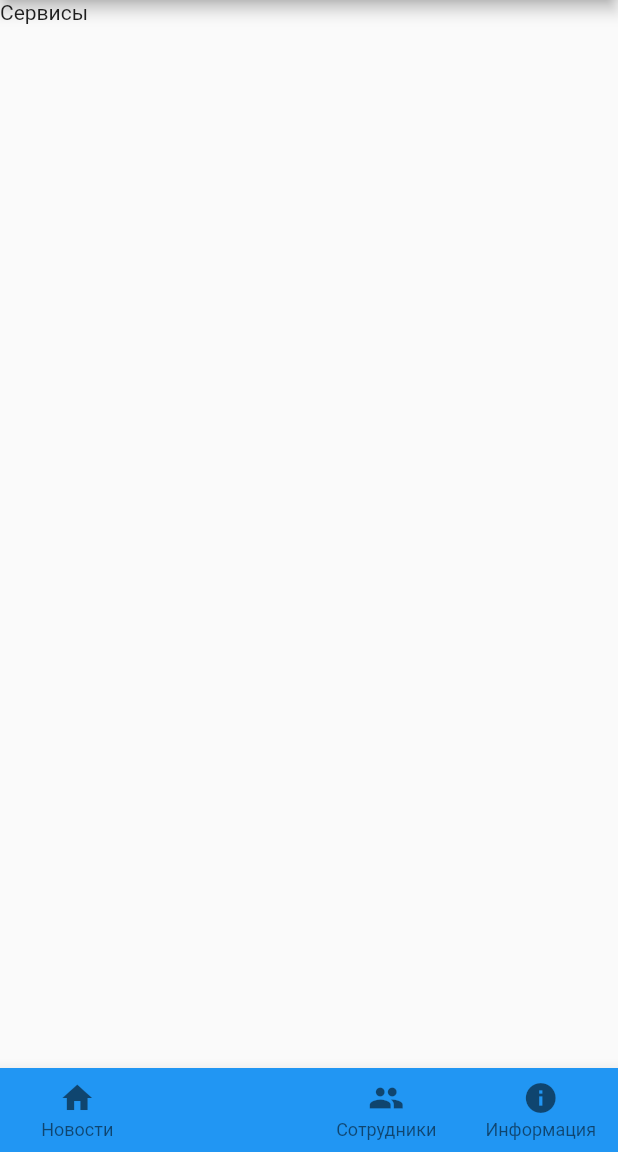
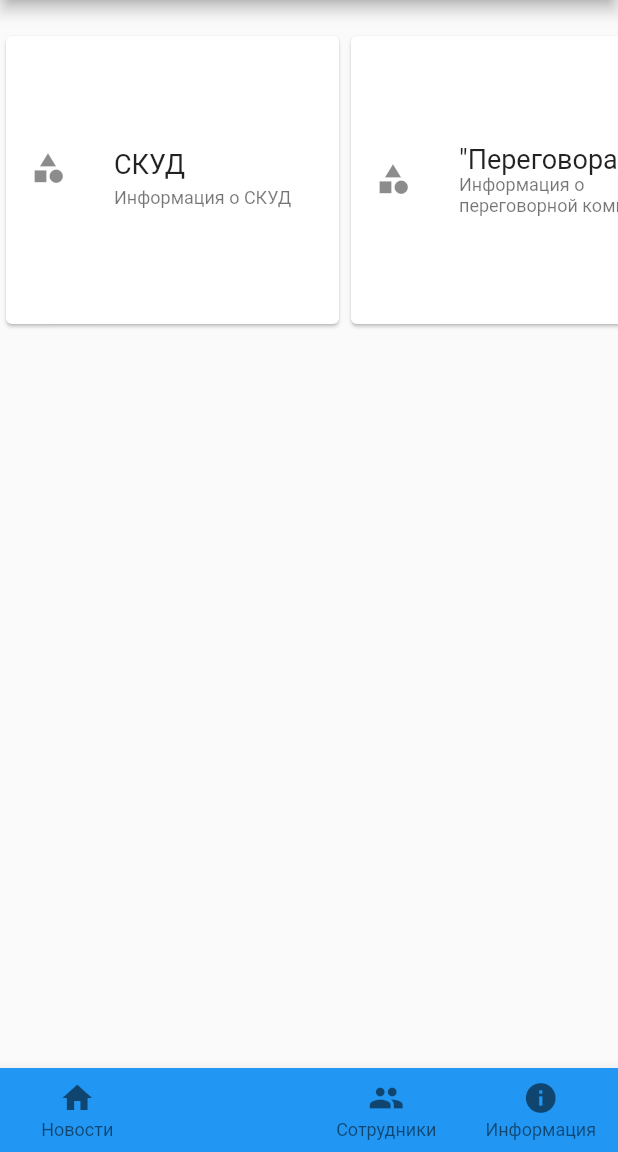
Before and after one commit to MVTalent/office_management, a Flutter app: the screen it shows after launch, swiped to page 2, on a phone screen of 412 x 824 dp, the part 84-1236 px from its top. Run offline on Flutter 3.47's test engine with Material 2 defaults, Android fonts, the phone set to English and light mode, and no system bars; our stand-ins replace firebase_auth, flutter_calendar_carousel; accounts and stored records are empty; network calls fail.

Commit message:
services & auth

```diff
--- /dev/null
+++ b/lib/common/constants.dart
@@ -0,0 +1,3 @@
+const String TOKEN = "TOKEN_POOO";
+const String KEY = "003e96ac-d4f7-46a2-b996-27432b66be64";
+const String BASE_URL = "googleapis.com";
--- a/lib/main.dart
+++ b/lib/main.dart
@@ -31,7 +31,6 @@ class MyHomePage extends StatefulWidget {
 class _MyHomePageState extends State<MyHomePage> {
   int _page = 0;
   PageController _pageController;
-  Widget _bodyWidget = NewsPage();
 
   @override
   void initState() {
--- a/lib/screens/people_info_page.dart
+++ b/lib/screens/people_info_page.dart
@@ -1,8 +1,11 @@
 import 'package:flutter/material.dart';
 
 class PeopleInfoPage extends StatelessWidget {
+
   PeopleInfoPage(this.data);
+
   final data;
+
   @override
   Widget build(BuildContext context) => new Scaffold(
       appBar: new AppBar(title: new Text('Информация о пользователе')),
--- a/lib/screens/service_page.dart
+++ b/lib/screens/service_page.dart
@@ -1,4 +1,9 @@
 import 'package:flutter/material.dart';
+import 'package:office_management/model/service/negotiation_service.dart';
+import 'package:office_management/model/service/rest_room_service.dart';
+import 'package:office_management/model/service.dart';
+import 'package:office_management/model/service/skud_service.dart';
+import 'package:office_management/screens/service_info_page.dart';
 
 class ServicePage extends StatefulWidget {
   @override
@@ -6,6 +11,11 @@ class ServicePage extends StatefulWidget {
 }
 
 class _ServicePageState extends State<ServicePage> {
+  List<Service> services = [
+    SKUDService(name: "СКУД", description: "Информация о СКУД"),
+    NegotiationService(name: "\"Переговорая\"", description: "Информация о переговорной комнате"),
+    RestRoomService(name: "Комната отдыха", description: "Информация о комнате отдыха"),
+  ];
 
   @override
   void initState() {
@@ -15,10 +25,65 @@ class _ServicePageState extends State<ServicePage> {
   @override
   Widget build(BuildContext context) {
     return Scaffold(
-      body: Container(
-        child: Text("Сервисы"),
-      ),
-    );
+        body: Column(
+      children: <Widget>[
+        Container(
+            margin: EdgeInsets.symmetric(vertical: 20.0),
+            height: 200,
+            child: ListView.builder(
+                scrollDirection: Axis.horizontal,
+                itemCount: services == null ? 0 : services.length,
+                itemBuilder: (BuildContext context, i) {
+                  if (services == null || services.length == 0) {
+                    return CircularProgressIndicator();
+                  } else {
+                    return Container(
+                      width: 230,
+                      child: Card(
+                          child: Center(
+                        child: Column(
+                          mainAxisSize: MainAxisSize.min,
+                          children: <Widget>[
+                            ListTile(
+                              leading: Icon(Icons.category),
+                              title: Text(
+                                services[i].name,
+                                style: TextStyle(fontSize: 18),
+                              ),
+                              subtitle: Text(
+                                services[i].description,
+                                style: TextStyle(fontSize: 12),
+                              ),
+                              onTap: () {
+                                Navigator.push(
+                                    context,
+                                    MaterialPageRoute(
+                                        builder: (BuildContext context) =>
+                                            ServiceInfoPage(services[i])));
+                              },
+                            ),
+                            /*ButtonTheme.bar(
+                            // make buttons use the appropriate styles for cards
+                            child: ButtonBar(
+                              children: <Widget>[
+                                FlatButton(
+                                  child: const Text('Просмотреть'),
+                                  onPressed: () {},
+                                ),
+                                FlatButton(
+                                  child: const Text('Закрыть'),
+                                  onPressed: () {},
+                                ),
+                              ],
+                            ),
+                          ),*/
+                          ],
+                        ),
+                      )),
+                    );
+                  }
+                })),
+      ],
+    ));
   }
-
 }
--- a/pubspec.yaml
+++ b/pubspec.yaml
@@ -20,6 +20,8 @@ dependencies:
   # The following adds the Cupertino Icons font to your application.
   # Use with the CupertinoIcons class for iOS style icons.
   cupertino_icons: ^0.1.2
+  flutter_calendar_carousel: ^1.2.3
+  firebase_auth: ^0.6.6
 
 dev_dependencies:
   flutter_test:
```
Also changed, not shown: lib/model/service.dart (added, +11 -0 lines), lib/model/service/negotiation_service.dart (added, +44 -0 lines), lib/model/service/rest_room_service.dart (added, +15 -0 lines), lib/model/service/skud_service.dart (added, +35 -0 lines), lib/model/user.dart (added, +10 -0 lines), lib/screens/news_page.dart (+73 -19 lines), lib/screens/service_info_page.dart (added, +16 -0 lines), lib/screens/welcome.dart (added, +21 -0 lines), lib/service/rest_client.dart (added, +37 -0 lines), lib/service/user_authorize.dart (added, +27 -0 lines), lib/generated/i18n.dart, lib/model/article.dart (renamed from lib/model/Article.dart), lib/screens/auth/login_page.dart (added).
